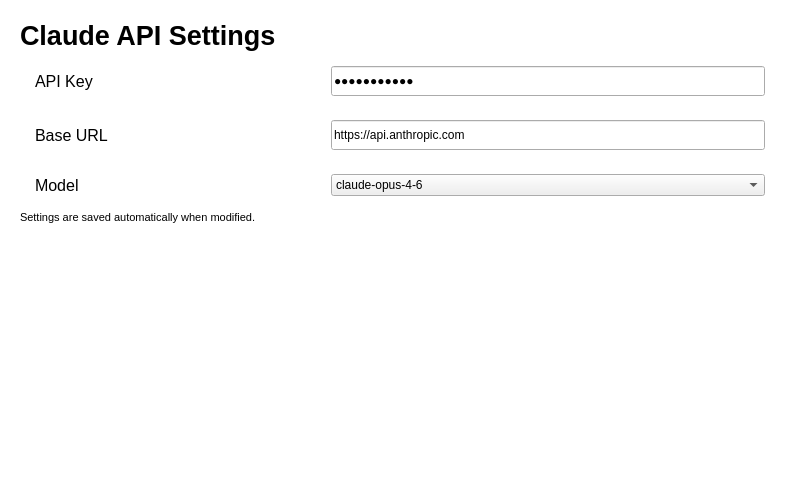
Qt form src/ui/SettingClaudePage.ui (flairziv/qt-llm-chat) before a commit.
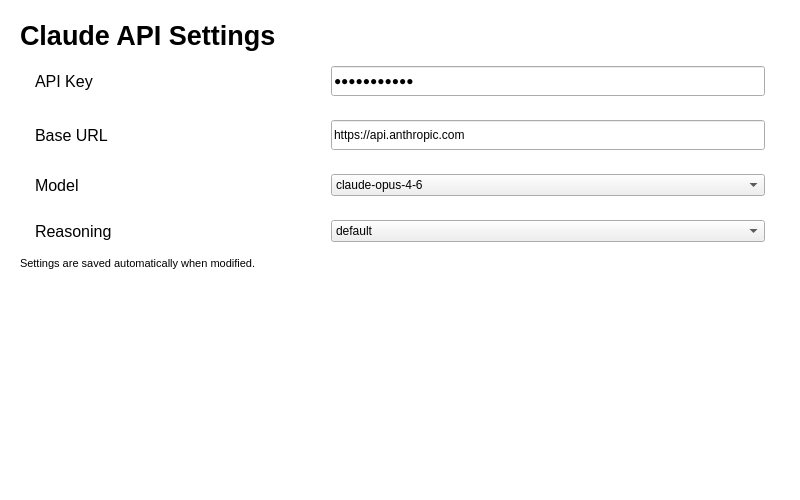
The same form after that commit. Custom widgets are drawn as their Qt base class.

Patch:
```diff
--- a/src/ui/SettingClaudePage.ui
+++ b/src/ui/SettingClaudePage.ui
@@ -30,7 +30,7 @@
         <height>480</height>
        </rect>
       </property>
-      <layout class="QVBoxLayout" name="verticalLayout_2" stretch="0,0,0,0,0,1">
+      <layout class="QVBoxLayout" name="verticalLayout_2" stretch="0,0,0,0,0,0,1">
        <item>
         <widget class="ElaText" name="titleLabel">
          <property name="font">
@@ -232,6 +232,62 @@
          </layout>
         </widget>
        </item>
+       <item>
+        <widget class="ElaScrollPageArea" name="reasoningArea" native="true">
+         <layout class="QHBoxLayout" name="reasoningLayout" stretch="2,3">
+          <property name="leftMargin">
+           <number>15</number>
+          </property>
+          <property name="rightMargin">
+           <number>15</number>
+          </property>
+          <item>
+           <widget class="ElaText" name="reasoningLabel">
+            <property name="font">
+             <font>
+              <pointsize>12</pointsize>
+             </font>
+            </property>
+            <property name="toolTip">
+             <string>Claude supported models use output_config.effort; Claude 4.6 also enables adaptive thinking.</string>
+            </property>
+            <property name="text">
+             <string>Reasoning</string>
+            </property>
+           </widget>
+          </item>
+          <item>
+           <widget class="ElaComboBox" name="comboBox_reasoning">
+            <item>
+             <property name="text">
+              <string>default</string>
+             </property>
+            </item>
+            <item>
+             <property name="text">
+              <string>low</string>
+             </property>
+            </item>
+            <item>
+             <property name="text">
+              <string>medium</string>
+             </property>
+            </item>
+            <item>
+             <property name="text">
+              <string>high</string>
+             </property>
+            </item>
+            <item>
+             <property name="text">
+              <string>max</string>
+             </property>
+            </item>
+           </widget>
+          </item>
+         </layout>
+        </widget>
+       </item>
        <item>
         <widget class="ElaText" name="noteLabel">
          <property name="font">
```
